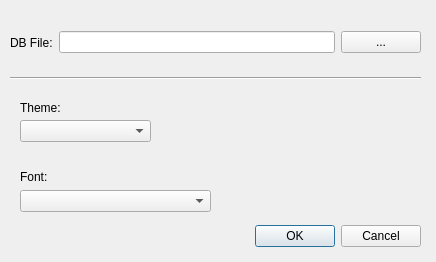
Before: the Qt Designer form optionsdialog.ui in plainoldprogrammer/yasm, drawn with Qt 5.
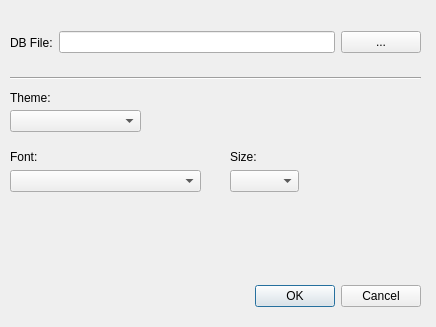
After: the same form once the commit is applied.

Commit message: adding the widgets in the options window to select the font size

Patch:
```diff
--- a/optionsdialog.ui
+++ b/optionsdialog.ui
@@ -7,7 +7,7 @@
     <x>0</x>
     <y>0</y>
     <width>436</width>
-    <height>262</height>
+    <height>327</height>
    </rect>
   </property>
   <property name="windowTitle">
@@ -17,7 +17,7 @@
    <property name="geometry">
     <rect>
      <x>80</x>
-     <y>220</y>
+     <y>280</y>
      <width>341</width>
      <height>32</height>
     </rect>
@@ -74,8 +74,8 @@
   <widget class="QLabel" name="labelTheme">
    <property name="geometry">
     <rect>
-     <x>20</x>
-     <y>100</y>
+     <x>10</x>
+     <y>90</y>
      <width>41</width>
      <height>16</height>
     </rect>
@@ -87,8 +87,8 @@
   <widget class="QComboBox" name="comboBoxTheme">
    <property name="geometry">
     <rect>
-     <x>20</x>
-     <y>120</y>
+     <x>10</x>
+     <y>110</y>
      <width>131</width>
      <height>22</height>
     </rect>
@@ -97,8 +97,8 @@
   <widget class="QLabel" name="labelFont">
    <property name="geometry">
     <rect>
-     <x>20</x>
-     <y>170</y>
+     <x>10</x>
+     <y>150</y>
      <width>47</width>
      <height>13</height>
     </rect>
@@ -110,13 +110,36 @@
   <widget class="QComboBox" name="comboBoxFonts">
    <property name="geometry">
     <rect>
-     <x>20</x>
-     <y>190</y>
+     <x>10</x>
+     <y>170</y>
      <width>191</width>
      <height>22</height>
     </rect>
    </property>
   </widget>
+  <widget class="QLabel" name="labelFontSize">
+   <property name="geometry">
+    <rect>
+     <x>230</x>
+     <y>150</y>
+     <width>47</width>
+     <height>13</height>
+    </rect>
+   </property>
+   <property name="text">
+    <string>Size:</string>
+   </property>
+  </widget>
+  <widget class="QComboBox" name="comboBoxFontSize">
+   <property name="geometry">
+    <rect>
+     <x>230</x>
+     <y>170</y>
+     <width>69</width>
+     <height>22</height>
+    </rect>
+   </property>
+  </widget>
  </widget>
  <resources/>
  <connections>
```
